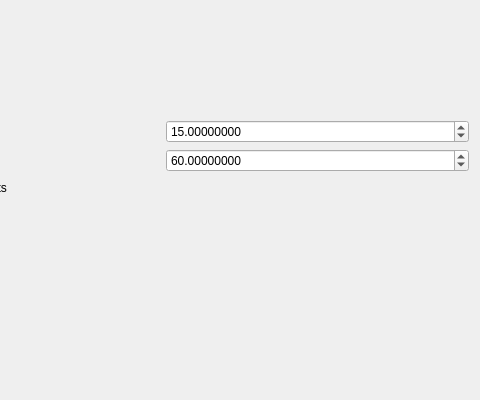
Before: the Qt Designer form hexrdgui/resources/ui/zoom_canvas_dialog.ui in HEXRD/hexrdgui, drawn with Qt 5; both pictures show x 155 to 635 and y 289 to 689 of the 635 by 689 pixel window.
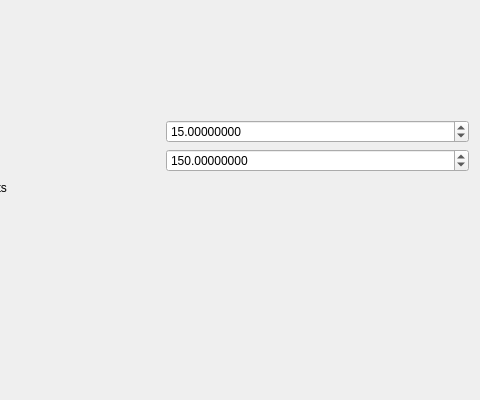
After: the same form once the commit is applied. Custom widgets are drawn as their Qt base class.

Commit message: Increase line picker dialog height and zoom height

What changed in the file:
```diff
--- a/hexrdgui/resources/ui/zoom_canvas_dialog.ui
+++ b/hexrdgui/resources/ui/zoom_canvas_dialog.ui
@@ -57,7 +57,7 @@
         <double>0.200000000000000</double>
        </property>
        <property name="value">
-        <double>60.000000000000000</double>
+        <double>150.000000000000000</double>
        </property>
       </widget>
      </item>
```
The commit also changes 2 other files.
